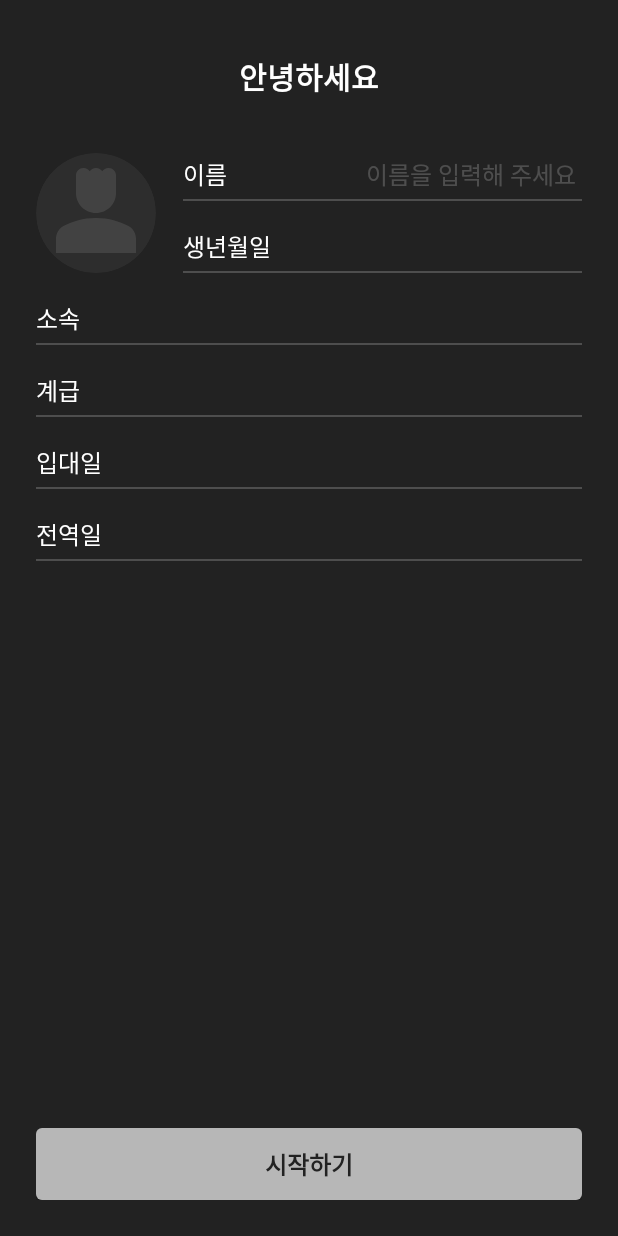
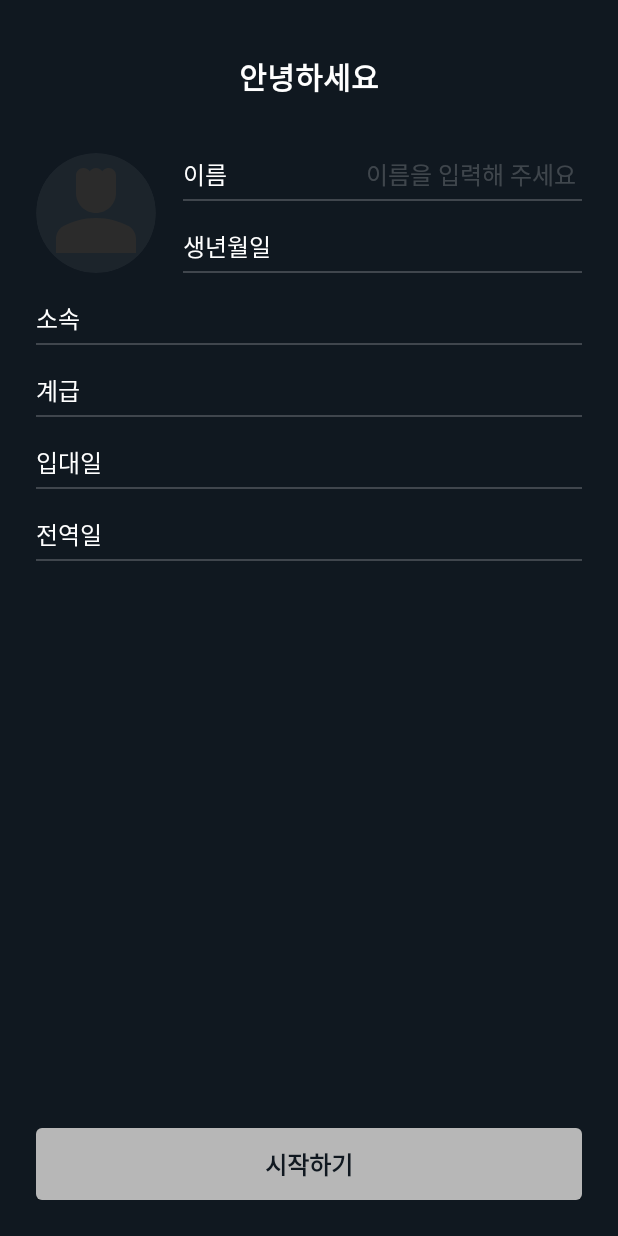
Before and after one commit to tapark/military_quest, an Android app: the screen it shows after launch (MainActivity), on a phone screen of 412 x 824 dp. Run offline under Robolectric (Android 15) with nearby library versions, the phone set to English and light mode, and no system bars; our stand-ins replace AdMob, Dagger/Hilt's generated code, data binding; libraries missing offline, so code that uses them is left out: androidx.databinding.library; 25 statements that could not run were skipped.

Commit message:
init_progress

```diff
--- a/app/build.gradle
+++ b/app/build.gradle
@@ -101,6 +101,9 @@ dependencies {
     implementation 'com.github.bumptech.glide:glide:4.12.0'
     annotationProcessor 'com.github.bumptech.glide:compiler:4.12.0'
 
+    // progress view
+    implementation "com.github.skydoves:progressview:1.1.3"
+
     //출처: https://leveloper.tistory.com/204 [꾸준하게:티스토리]
 //    implementation 'com.google.android.gms:play-services-oss-licenses:17.0.0'
 }
--- a/app/src/main/res/drawable/ic_baseline_person_4_24.xml
+++ b/app/src/main/res/drawable/ic_baseline_person_4_24.xml
@@ -1,4 +1,4 @@
-<vector android:height="24dp" android:tint="#1AFFFFFF"
+<vector android:height="24dp" android:tint="#2B2B2B"
     android:viewportHeight="24" android:viewportWidth="24"
     android:width="24dp" xmlns:android="http://schemas.android.com/apk/res/android">
     <path android:fillColor="@android:color/white" android:pathData="M18.39,14.56C16.71,13.7 14.53,13 12,13c-2.53,0 -4.71,0.7 -6.39,1.56C4.61,15.07 4,16.1 4,17.22V20h16v-2.78C20,16.1 19.39,15.07 18.39,14.56z"/>
--- /dev/null
+++ b/app/src/main/res/drawable/ic_round_edit_24.xml
@@ -0,0 +1,5 @@
+<vector android:height="24dp" android:tint="#FFFFFF"
+    android:viewportHeight="24" android:viewportWidth="24"
+    android:width="24dp" xmlns:android="http://schemas.android.com/apk/res/android">
+    <path android:fillColor="@android:color/white" android:pathData="M3,17.46v3.04c0,0.28 0.22,0.5 0.5,0.5h3.04c0.13,0 0.26,-0.05 0.35,-0.15L17.81,9.94l-3.75,-3.75L3.15,17.1c-0.1,0.1 -0.15,0.22 -0.15,0.36zM20.71,7.04c0.39,-0.39 0.39,-1.02 0,-1.41l-2.34,-2.34c-0.39,-0.39 -1.02,-0.39 -1.41,0l-1.83,1.83 3.75,3.75 1.83,-1.83z"/>
+</vector>
--- a/app/src/main/res/layout/activity_main.xml
+++ b/app/src/main/res/layout/activity_main.xml
@@ -13,7 +13,7 @@
     <androidx.constraintlayout.widget.ConstraintLayout
         android:layout_width="match_parent"
         android:layout_height="match_parent"
-        android:background="#222222"
+        android:background="@color/app_background"
         tools:context=".MainActivity">
 
         <androidx.fragment.app.FragmentContainerView
--- a/app/src/main/res/layout/dialog_class_picker.xml
+++ b/app/src/main/res/layout/dialog_class_picker.xml
@@ -10,14 +10,14 @@
         android:layout_width="wrap_content"
         android:layout_height="wrap_content"
         app:cardCornerRadius="8dp"
-        app:cardBackgroundColor="#222222"
+        app:cardBackgroundColor="@color/app_background"
         app:cardElevation="0dp">
 
         <LinearLayout
             android:id="@+id/militaryLayout"
             android:layout_width="wrap_content"
             android:layout_height="wrap_content"
-            android:background="#222222"
+            android:background="@color/app_background"
             android:padding="16dp"
             android:orientation="vertical">
 
@@ -82,7 +82,7 @@
             android:id="@+id/etcLayout"
             android:layout_width="wrap_content"
             android:layout_height="wrap_content"
-            android:background="#222222"
+            android:background="@color/app_background"
             android:padding="16dp"
             android:orientation="vertical"
             android:visibility="gone">
--- a/app/src/main/res/layout/dialog_company_picker.xml
+++ b/app/src/main/res/layout/dialog_company_picker.xml
@@ -10,13 +10,13 @@
         android:layout_width="wrap_content"
         android:layout_height="wrap_content"
         app:cardCornerRadius="8dp"
-        app:cardBackgroundColor="#222222"
+        app:cardBackgroundColor="@color/app_background"
         app:cardElevation="0dp">
 
         <LinearLayout
             android:layout_width="wrap_content"
             android:layout_height="wrap_content"
-            android:background="#222222"
+            android:background="@color/app_background"
             android:padding="16dp"
             android:orientation="vertical">
 
--- a/app/src/main/res/layout/dialog_date_picker.xml
+++ b/app/src/main/res/layout/dialog_date_picker.xml
@@ -36,7 +36,7 @@
                 android:text="취소"
                 android:textColor="@color/white"
                 android:gravity="center"
-                android:background="#222222"
+                android:background="@color/app_background"
                 app:layout_constraintStart_toStartOf="parent"
                 app:layout_constraintEnd_toStartOf="@id/confirmButton"
                 app:layout_constraintTop_toBottomOf="@id/datePicker"
@@ -50,7 +50,7 @@
                 android:text="확인"
                 android:textColor="@color/white"
                 android:gravity="center"
-                android:background="#222222"
+                android:background="@color/app_background"
                 app:layout_constraintEnd_toEndOf="parent"
                 app:layout_constraintStart_toEndOf="@id/cancelButton"
                 app:layout_constraintTop_toBottomOf="@id/datePicker"
--- a/app/src/main/res/layout/fragment_image_crop.xml
+++ b/app/src/main/res/layout/fragment_image_crop.xml
@@ -12,7 +12,7 @@
         android:layout_width="match_parent"
         android:layout_height="match_parent"
         android:orientation="vertical"
-        android:background="#222222"
+        android:background="@color/app_background"
         android:clickable="true"
         android:focusable="true">
 
--- a/app/src/main/res/layout/fragment_image_select.xml
+++ b/app/src/main/res/layout/fragment_image_select.xml
@@ -12,7 +12,7 @@
     <androidx.constraintlayout.widget.ConstraintLayout
         android:layout_width="match_parent"
         android:layout_height="match_parent"
-        android:background="#222222">
+        android:background="@color/app_background">
 
         <androidx.constraintlayout.widget.ConstraintLayout
             android:id="@+id/actionBarLayout"
@@ -108,7 +108,7 @@
                 android:layout_width="280dp"
                 android:layout_height="match_parent"
                 android:layout_gravity="left"
-                android:background="#222222">
+                android:background="@color/app_background">
 
                 <TextView
                     android:id="@+id/folderTitleTextView"
--- a/app/src/main/res/layout/fragment_init_info.xml
+++ b/app/src/main/res/layout/fragment_init_info.xml
@@ -12,7 +12,10 @@
     <androidx.constraintlayout.widget.ConstraintLayout
         android:layout_width="match_parent"
         android:layout_height="match_parent"
-        android:padding="24dp">
+        android:padding="24dp"
+        android:background="@color/app_background"
+        android:focusable="true"
+        android:clickable="true">
 
         <TextView
             android:id="@+id/tileText"
@@ -518,7 +521,7 @@
             android:text="시작하기"
             android:textSize="16dp"
             android:textStyle="bold"
-            android:textColor="#222222"
+            android:textColor="@color/app_background"
             android:background="@drawable/background_button_round_b7b7b7"
             app:layout_constraintBottom_toBottomOf="parent"/>
 
--- a/app/src/main/res/values-v31/themes.xml
+++ b/app/src/main/res/values-v31/themes.xml
@@ -11,18 +11,18 @@
         <item name="colorSecondaryVariant">@color/teal_700</item>
         <item name="colorOnSecondary">@color/white</item>
         <!-- Status bar color. -->
-        <item name="android:statusBarColor">#222222</item>
-        <item name="android:navigationBarColor">#222222</item>
-        <item name="android:windowBackground">#222222</item>
+        <item name="android:statusBarColor">@color/app_background</item>
+        <item name="android:navigationBarColor">@color/app_background</item>
+        <item name="android:windowBackground">@color/app_background</item>
         <!-- Customize your theme here. -->
 
         <!-- 상단 Title 배경색 -->
-        <item name="colorAccent">#222222</item>
+        <item name="colorAccent">@color/app_background</item>
         <!-- 선택한 날짜 배경 색 -->
-        <item name="colorControlActivated">#222222</item>
+        <item name="colorControlActivated">@color/app_background</item>
 
         <!-- SplashScreen의 Background 색상.-->
-        <item name="android:windowSplashScreenBackground">#222222</item>
+        <item name="android:windowSplashScreenBackground">@color/app_background</item>
         <!-- SplashScreen에서 사용 될 아이콘. 설정하지 않으면 앱 아이콘이 사용된다. -->
 <!--        <item name="android:windowSplashScreenAnimatedIcon">@drawable/ic_animation_splash</item>-->
         <!-- 앱 아이콘의 Default 배경 색상. 해당 값을 설정 하지 않으면 아무런 색도 보이지 않는다. -->
--- a/app/src/main/res/values/colors.xml
+++ b/app/src/main/res/values/colors.xml
@@ -6,6 +6,8 @@
     <color name="teal_200">#FF03DAC5</color>
     <color name="teal_700">#FF018786</color>
 
+    <color name="app_background">#101820</color>
+    <color name="app_main">#F2AA4C</color>
 
     <color name="black_20">#33000000</color>
     <color name="black_40">#66000000</color>
--- a/app/src/main/res/values/strings.xml
+++ b/app/src/main/res/values/strings.xml
@@ -8,5 +8,8 @@
     <string name="select_folder">폴더선택</string>
     <string name="image_count">(%d)</string>
 
+    <string name="enter_date_form">입대일 : %s</string>
+    <string name="retire_date_form">전역일 : %s</string>
+
 
 </resources>
--- a/app/src/main/res/values/themes.xml
+++ b/app/src/main/res/values/themes.xml
@@ -10,15 +10,15 @@
         <item name="colorSecondaryVariant">@color/teal_700</item>
         <item name="colorOnSecondary">@color/black</item>
         <!-- Status bar color. -->
-        <item name="android:statusBarColor">#222222</item>
-        <item name="android:navigationBarColor">#222222</item>
-        <item name="android:windowBackground">#222222</item>
+        <item name="android:statusBarColor">@color/app_background</item>
+        <item name="android:navigationBarColor">@color/app_background</item>
+        <item name="android:windowBackground">@color/app_background</item>
         <!-- Customize your theme here. -->
 
         <!-- 상단 Title 배경색 -->
-        <item name="colorAccent">#222222</item>
+        <item name="colorAccent">@color/app_background</item>
         <!-- 선택한 날짜 배경 색 -->
-        <item name="colorControlActivated">#222222</item>
+        <item name="colorControlActivated">@color/app_background</item>
 
     </style>
 </resources>
```
Also changed, not shown: app/src/main/java/com/tapark/military_quest/home/HomeFragment.kt (+19 -0 lines), app/src/main/res/layout/fragment_home.xml (+41 -4 lines).
